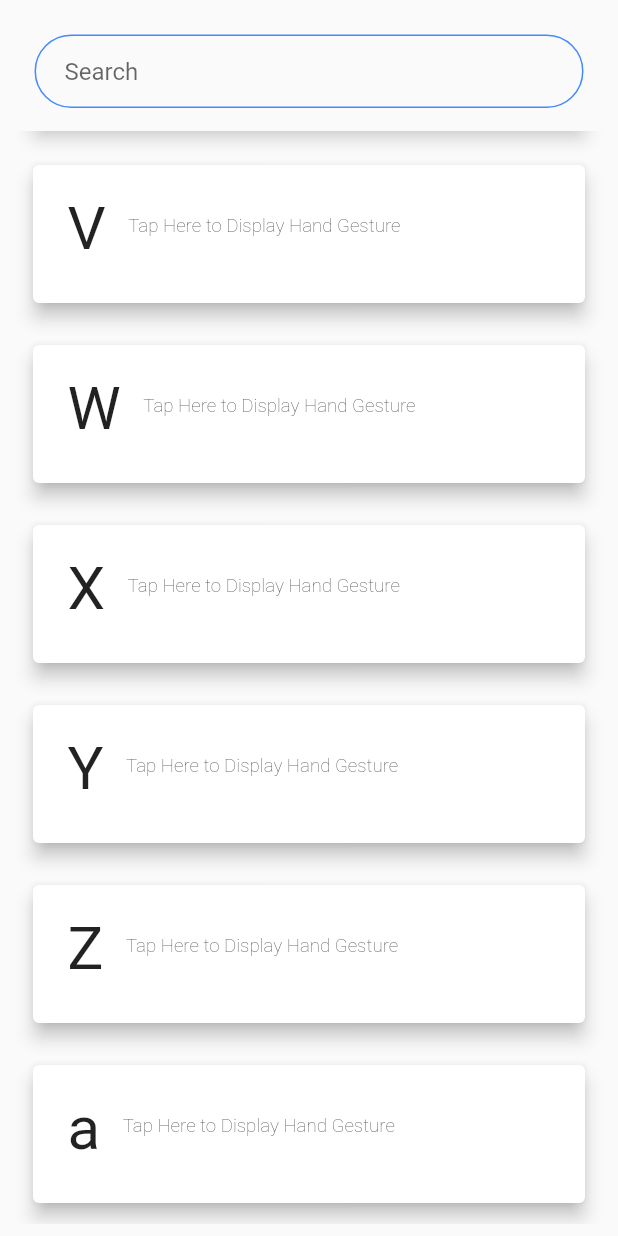
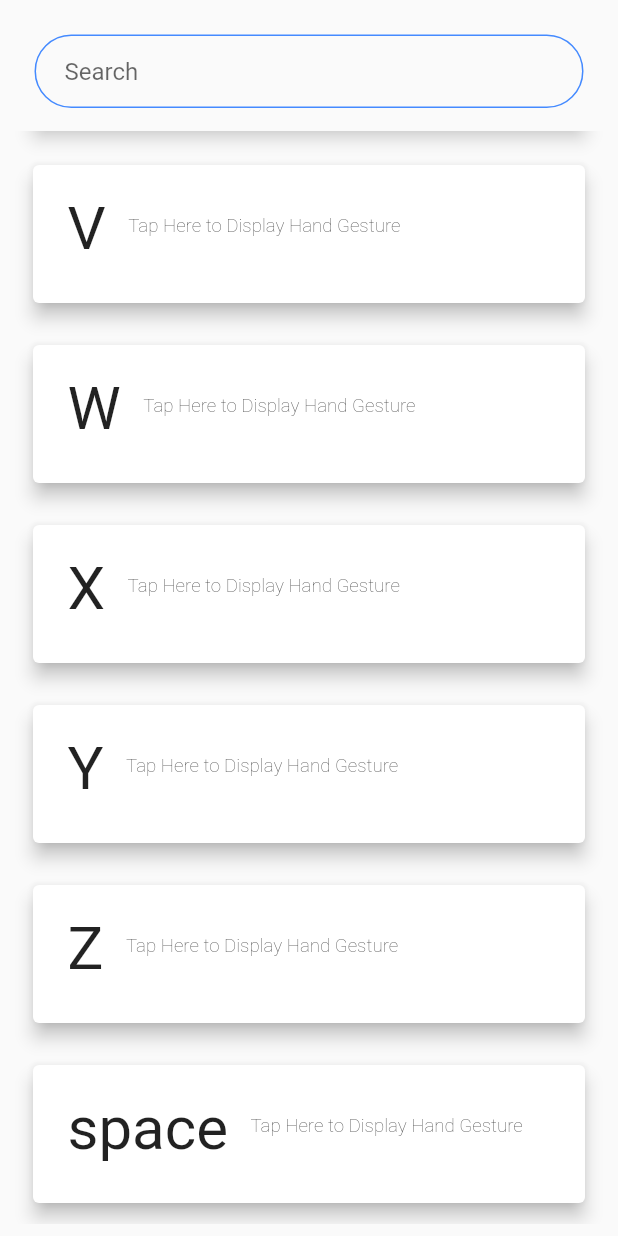
Before and after one commit to tmrajper9223/ASL-Translate, a Flutter app: the AlphabetIndex widget shown alone on an empty page, opened directly, scrolled down 2511 dp, on a phone screen of 412 x 824 dp. Run offline on Flutter 3.47's test engine with Material 2 defaults, Android fonts, the phone set to English and light mode, and no system bars; our stand-ins replace camera, cloud_firestore, firebase_auth, firebase_storage, modal_progress_hud; missing offline and left inert: tflite; accounts and stored records are empty.

Commit message:
Fixed Alphabet Index Search Bar Bug

```diff
--- a/lib/pages/alphabet_index_page.dart
+++ b/lib/pages/alphabet_index_page.dart
@@ -177,6 +177,11 @@ class AlphabetIndexPageState extends State<AlphabetIndex> {
   final FirebaseStorage storage = FirebaseStorage(storageBucket: "gs://asl-translate-f03b2.appspot.com");
 
   List<String> _alphabet = new List<String>();
+  @override
+  void initState() {
+    super.initState();
+    _loadAlphabet();
+  }
 
   Future<void> _buildAlertDialog(letter) async {
     final String fileName = letter + "_test.jpg";
@@ -314,9 +319,14 @@ class AlphabetIndexPageState extends State<AlphabetIndex> {
           child: TextFormField(
             controller: _searchBarController,
             onChanged: (value) {
+              if (value == value.toLowerCase() && value.length == 1) {
+                value = value.toUpperCase();
+              }
               _onChanged(value);
             },
             onFieldSubmitted: (value) {
+              if (value.length > 1)
+                _onSubmitted(value);
               _onSubmitted(value.toUpperCase());
             },
             validator: (value) {
@@ -354,8 +364,8 @@ class AlphabetIndexPageState extends State<AlphabetIndex> {
   // Load in Alphabet Characters
   void _loadAlphabet() {
     _alphabet.clear();
-    for (int i = 65; i < 123; i++) {
-      if (i > 90 && i < 97) continue;
+    for (int i = 65; i < 91; i++) {
+      //if (i > 90 && i < 97) continue;
       _alphabet.add(String.fromCharCode(i));
     }
     _alphabet.add("space");
@@ -363,7 +373,6 @@ class AlphabetIndexPageState extends State<AlphabetIndex> {
 
   @override
   Widget build(BuildContext context) {
-    _loadAlphabet();
     return Container(
       padding: const EdgeInsets.all(8),
       child: Column(
--- a/lib/pages/camera_page.dart
+++ b/lib/pages/camera_page.dart
@@ -11,6 +11,12 @@ class CameraPage extends StatelessWidget {
   @override
   Widget build(BuildContext context) {
     return Scaffold(
+      appBar: AppBar(
+        backgroundColor: Colors.transparent,
+      ),
+      drawer: Drawer(
+
+      ),
       body: Center(
         child: Camera(),
       ),
```
